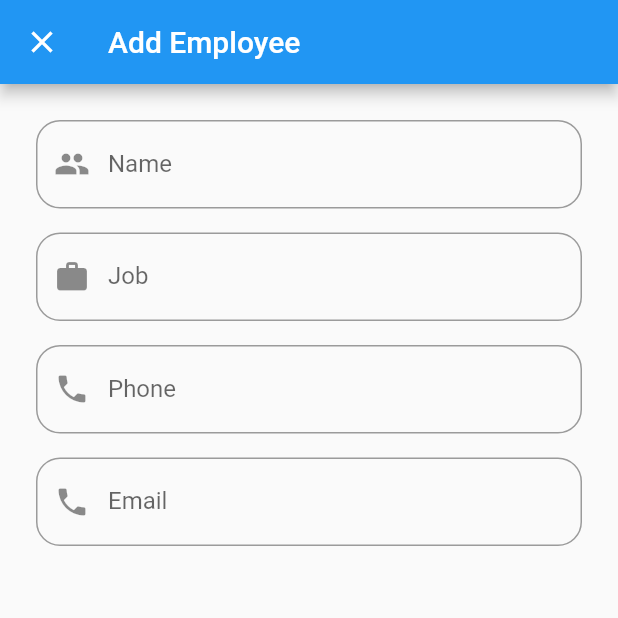
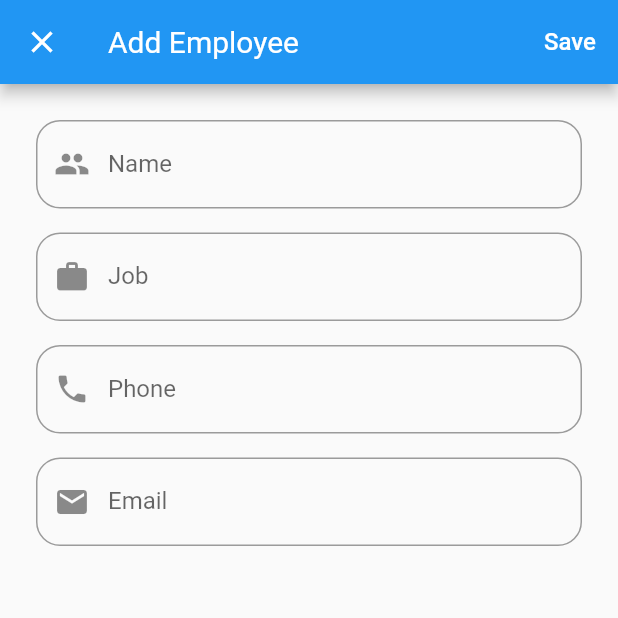
Before and after one commit to andipputra/test_transisi, a Flutter app: the AddEmployeeView screen opened directly, on a phone screen of 412 x 824 dp, the top half of it. Run offline on Flutter 3.47's test engine with Material 2 defaults, Android fonts, the phone set to English and light mode, and no system bars; our stand-ins replace cached_network_image, dio, get; generated files the repository leaves out were written again.

Commit message:
kurang feature create

```diff
--- a/lib/view/add_employee_view.dart
+++ b/lib/view/add_employee_view.dart
@@ -1,4 +1,5 @@
 import 'package:flutter/material.dart';
+import 'package:get/get.dart';
 
 class AddEmployeeView extends StatefulWidget {
   const AddEmployeeView({Key? key}) : super(key: key);
@@ -19,9 +20,26 @@ class _AddEmployeeViewState extends State<AddEmployeeView> {
   Widget build(BuildContext context) {
     return Scaffold(
       appBar: AppBar(
-        leading: GestureDetector(child: const Icon(Icons.close)),
+        leading: GestureDetector(
+          onTap: () {
+            Get.back();
+          },
+          child: const Icon(Icons.close),
+        ),
         title: const Text('Add Employee'),
         centerTitle: false,
+        titleTextStyle: const TextStyle(fontSize: 20),
+        actions: [
+          TextButton(
+              onPressed: () {},
+              child: const Text(
+                'Save',
+                style: TextStyle(
+                  color: Colors.white,
+                  fontSize: 16,
+                ),
+              ))
+        ],
       ),
       body: Container(
         padding: const EdgeInsets.all(24),
@@ -67,7 +85,7 @@ class _AddEmployeeViewState extends State<AddEmployeeView> {
                 keyboardType: TextInputType.emailAddress,
                 decoration: const InputDecoration(
                   label: Text('Email'),
-                  prefixIcon: Icon(Icons.phone),
+                  prefixIcon: Icon(Icons.mail),
                 ),
               ),
             ],
```
Also changed, not shown: lib/view/employee_detail_view.dart (added, +69 -0 lines), lib/view/home_view.dart (+18 -45 lines).
